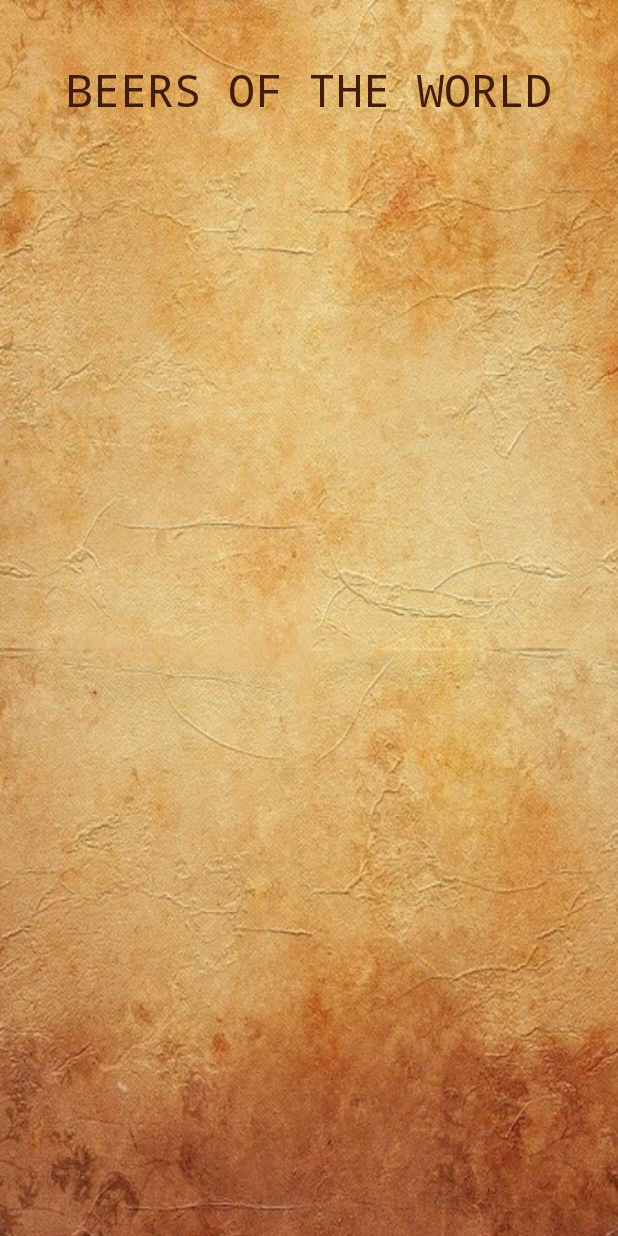
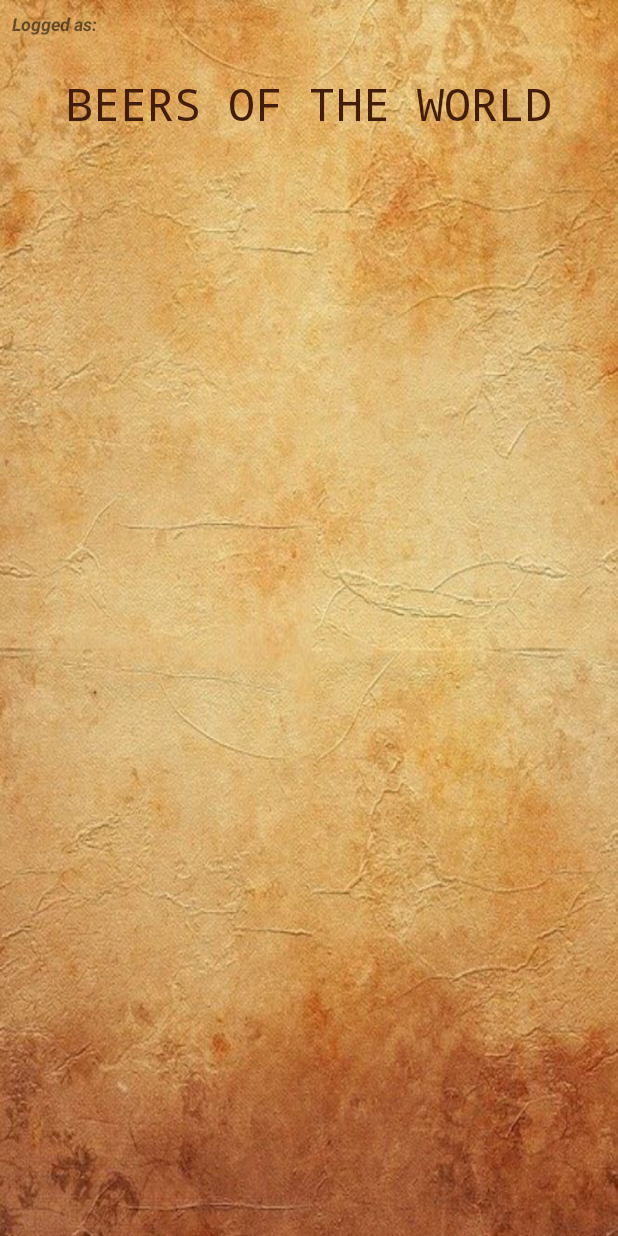
Before and after one commit to Zharrat/BEERS_OF_THE_WORLD, an Android app: the MainFragment screen opened directly, with no data from a screen before it, on a phone screen of 412 x 824 dp. Run offline under Robolectric (Android 15) with nearby library versions, the phone set to English and light mode, and no system bars; libraries missing offline, so code that uses them is left out: androidx.datastore.preferences; network calls fail; 2 statements that could not run were skipped.

Commit message:
Implementado logged as. Funcionando en mainfragment.

```diff
--- a/app/build.gradle
+++ b/app/build.gradle
@@ -127,5 +127,8 @@ dependencies {
     // Proto DataStore.
     implementation  "androidx.datastore:datastore-core:1.0.0-alpha01"
 
-
+    // Kotlin coroutines components
+    implementation "org.jetbrains.kotlin:kotlin-stdlib-jdk7:1.3.72"
+    api "org.jetbrains.kotlinx:kotlinx-coroutines-core:1.3.9"
+    api "org.jetbrains.kotlinx:kotlinx-coroutines-android:1.3.9"
 }
--- a/app/src/main/java/com/example/beers_of_the_world/repositories/UserPreferences.kt
+++ b/app/src/main/java/com/example/beers_of_the_world/repositories/UserPreferences.kt
@@ -2,12 +2,16 @@
 
 package com.example.beers_of_the_world.repositories
 
+import android.content.Context
+import android.widget.Toast
+import androidx.datastore.preferences.createDataStore
+import androidx.datastore.preferences.edit
 import androidx.datastore.preferences.preferencesKey
-import com.example.beers_of_the_world.ui.fragments.RegisterFragment
 import kotlinx.coroutines.flow.Flow
+import kotlinx.coroutines.flow.map
 
 
-class UserPreferences(context: RegisterFragment) {
+class UserPreferences(context: Context) {
 
     //Create the dataStore
     private val dataStore = context.createDataStore(name = "user_prefs")
--- a/app/src/main/java/com/example/beers_of_the_world/ui/fragments/LoginFragment.kt
+++ b/app/src/main/java/com/example/beers_of_the_world/ui/fragments/LoginFragment.kt
@@ -41,7 +41,7 @@ class LoginFragment : Fragment() {
     override fun onCreate(savedInstanceState: Bundle?) {
         super.onCreate(savedInstanceState)
 
-
+        this.userPreferences = activity?.let { UserPreferences(it) }!!
     }
 
     override fun onCreateView(
--- a/app/src/main/java/com/example/beers_of_the_world/ui/fragments/MainFragment.kt
+++ b/app/src/main/java/com/example/beers_of_the_world/ui/fragments/MainFragment.kt
@@ -14,6 +14,7 @@ import androidx.activity.OnBackPressedCallback
 import androidx.fragment.app.Fragment
 import androidx.fragment.app.viewModels
 import androidx.lifecycle.Observer
+import androidx.lifecycle.asLiveData
 
 import androidx.navigation.NavController
 import androidx.navigation.NavDirections
@@ -22,6 +23,7 @@ import androidx.recyclerview.widget.LinearLayoutManager
 import com.example.beers_of_the_world.BeerResponse
 import com.example.beers_of_the_world.viewModel.MainViewModel
 import com.example.beers_of_the_world.databinding.FragmentMainBinding
+import com.example.beers_of_the_world.repositories.UserPreferences
 import com.example.beers_of_the_world.ui.adapter.BeerAdapter
 import com.google.android.material.dialog.MaterialAlertDialogBuilder
 
@@ -35,6 +37,8 @@ class MainFragment : Fragment(), BeerAdapter.OnItemClickListener {
     private lateinit var navController: NavController
     private lateinit var beerAdapter: BeerAdapter
 
+    lateinit var userPreferences: UserPreferences
+    var name = ""
 
     //To can access to the methods of the class
     private val MainViewModel: MainViewModel by viewModels()
@@ -42,6 +46,10 @@ class MainFragment : Fragment(), BeerAdapter.OnItemClickListener {
 
     override fun onCreate(savedInstanceState: Bundle?) {
         super.onCreate(savedInstanceState)
+
+        //Get reference to our userPreferences class
+        userPreferences = activity?.let { UserPreferences(it) }!!
+
         //We show the list of beers in the first fragment.
         //We obtain the beers from the api.
         MainViewModel.getBeers()
@@ -63,7 +71,7 @@ class MainFragment : Fragment(), BeerAdapter.OnItemClickListener {
 
         //We subscribe to the data changes.
         subscribeUI()
-
+        observeData()
         //We create the listeners.
         buildListeners()
 
@@ -104,6 +112,18 @@ class MainFragment : Fragment(), BeerAdapter.OnItemClickListener {
         observeRVBeer()
         //We observe the changes in the selected beer.
         observeSelectedBeer()
+    }
+
+    private fun observeData() {
+
+        //Updates name
+        userPreferences.userNameFlow.asLiveData().observe(viewLifecycleOwner, {
+
+            //We write the userName in the fragment
+            name = it
+            binding.tvUserName.text=it
+
+        })
     }
 
 
--- a/app/src/main/java/com/example/beers_of_the_world/ui/fragments/RegisterFragment.kt
+++ b/app/src/main/java/com/example/beers_of_the_world/ui/fragments/RegisterFragment.kt
@@ -1,5 +1,6 @@
 package com.example.beers_of_the_world.ui.fragments
 
+import android.content.Context
 import android.os.Bundle
 import android.util.Log
 import androidx.fragment.app.Fragment
@@ -31,14 +32,13 @@ class RegisterFragment : Fragment() {
     private lateinit var loginViewModel: LoginViewModel
     private lateinit var registerViewModel: RegisterViewModel
 
-    lateinit var userPreferences: UserPreferences
-    var name = ""
+    /*lateinit var userPreferences: UserPreferences
+    var name = ""*/
 
     override fun onCreate(savedInstanceState: Bundle?) {
         super.onCreate(savedInstanceState)
 
-        //Get reference to our userManager class
-        userPreferences = UserPreferences(this)
+
 
     }
 
@@ -92,7 +92,7 @@ class RegisterFragment : Fragment() {
 
     override fun onViewCreated(view: View, savedInstanceState: Bundle?) {
         super.onViewCreated(view, savedInstanceState)
-        observeData()
+        //observeData()
         /*subscribeUI()*/
         buildListeners()
 
@@ -122,7 +122,7 @@ class RegisterFragment : Fragment() {
         }
     }
 
-    private fun observeData() {
+    /*private fun observeData() {
 
         //Updates name
         userPreferences.userNameFlow.asLiveData().observe(viewLifecycleOwner, {
@@ -131,7 +131,7 @@ class RegisterFragment : Fragment() {
             binding.tvusername.text= it.toString()
 
         })
-    }
+    }*/
 
     private fun registerQuestion() {
         okQuestion(
--- a/app/src/main/res/layout/fragment_main.xml
+++ b/app/src/main/res/layout/fragment_main.xml
@@ -6,6 +6,30 @@
     android:layout_height="match_parent"
     android:background="@drawable/fondo5">
     tools:context=".MainFragment">
+
+    <LinearLayout
+        android:layout_width="match_parent"
+        android:layout_height="32dp">
+
+        <TextView
+            android:id="@+id/tvLoggedAs"
+            android:layout_width="wrap_content"
+            android:layout_height="match_parent"
+            android:layout_marginLeft="8dp"
+            android:layout_marginRight="2dp"
+            android:gravity="center"
+            android:text="Logged as:"
+            android:textSize="12sp"
+            android:textStyle="bold|italic" />
+
+        <TextView
+            android:id="@+id/tvUserName"
+            android:layout_width="81dp"
+            android:layout_height="match_parent"
+            android:layout_marginLeft="2dp"
+            android:gravity="center"
+            android:textSize="16sp" />
+    </LinearLayout>
 
 
    <androidx.recyclerview.widget.RecyclerView
@@ -17,19 +41,16 @@
     <TextView
         android:id="@+id/textView"
         android:layout_width="match_parent"
-        android:layout_height="120dp"
+        android:layout_marginTop="35dp"
+        android:layout_height="67dp"
+        android:fontFamily="monospace"
         android:gravity="center"
-        android:fontFamily="monospace"
         android:text="BEERS OF THE WORLD"
         android:textAlignment="center"
         android:textColor="#431D0B"
         android:textFontWeight="@integer/material_motion_duration_long_2"
         android:textSize="30sp" />
 
-    <TextView
-        android:id="@+id/tvUserName"
-        android:layout_width="159dp"
-        android:layout_height="34dp"
-        android:text="" />
+
 
 </FrameLayout>
```
